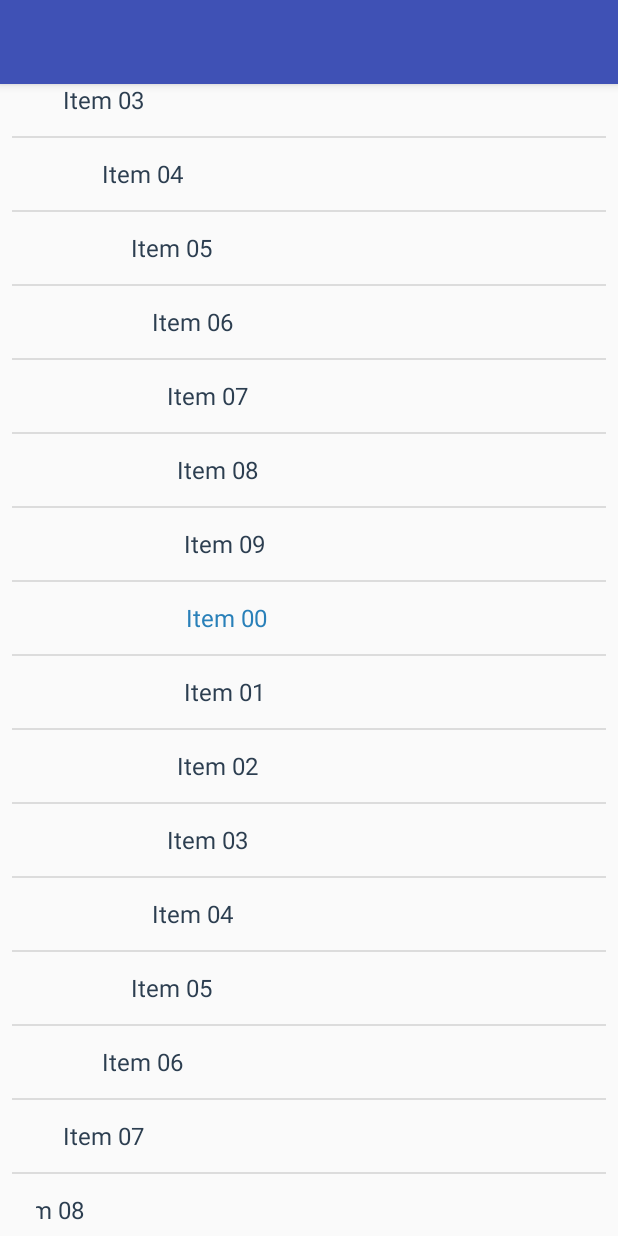
After one commit to sairam9999/SOS, an Android app: the CartActivity screen opened directly, with no data from a screen before it, on a phone screen of 412 x 824 dp. The commit adds this screen. Run offline under Robolectric (Android 15) with nearby library versions, the phone set to English and light mode, and no system bars.

Commit message:
CustomListView

```diff
--- a/app/build.gradle
+++ b/app/build.gradle
@@ -22,6 +22,7 @@ dependencies {
     implementation fileTree(dir: 'libs', include: ['*.jar'])
     implementation 'com.android.support:appcompat-v7:26.1.0'
     implementation 'com.android.support.constraint:constraint-layout:1.1.0'
+    implementation 'com.android.support:design:26.1.0'
     testImplementation 'junit:junit:4.12'
     androidTestImplementation 'com.android.support.test:runner:1.0.2'
     androidTestImplementation 'com.android.support.test.espresso:espresso-core:3.0.2'
--- /dev/null
+++ b/app/src/main/java/com/example/sairam/smartslateos/CartActivity.java
@@ -0,0 +1,89 @@
+package com.example.sairam.smartslateos;
+
+import android.os.Bundle;
+import android.support.design.widget.FloatingActionButton;
+import android.support.design.widget.Snackbar;
+import android.support.v7.app.AppCompatActivity;
+import android.support.v7.widget.Toolbar;
+import android.view.Display;
+import android.view.Menu;
+import android.view.MenuItem;
+import android.view.View;
+import android.widget.ArrayAdapter;
+import android.widget.TextView;
+
+public class CartActivity extends AppCompatActivity {
+
+
+    private CircularListView mCircularListView;
+    private boolean mIsAdapterDirty = true;
+
+    @Override
+    protected void onCreate(Bundle savedInstanceState) {
+        super.onCreate(savedInstanceState);
+        setContentView(R.layout.activity_cart);
+
+        mCircularListView = (CircularListView) findViewById(R.id.circularListView);
+
+        ArrayAdapter<String> listAdapter = new ArrayAdapter<String>(this, android.R.layout.simple_list_item_1);
+        for (int i = 0; i < 10; i++) {
+            listAdapter.add(String.format("Item %02d", i));
+        }
+
+        Display display = getWindowManager().getDefaultDisplay();
+        mCircularListView.setRadius(Math.min(300, display.getWidth() / 2));
+        mCircularListView.setAdapter(listAdapter);
+        mCircularListView.scrollFirstItemToCenter();
+
+        mCircularListView.setCircularListViewListener(new CircularListViewListener() {
+            @Override
+            public void onCircularLayoutFinished(CircularListView circularListView, int firstVisibleItem, int visibleItemCount, int totalItemCount) {
+
+                refreshCircular();
+            }
+        });
+    }
+
+    void refreshCircular() {
+        if (mIsAdapterDirty) {
+            mCircularListView.scrollFirstItemToCenter();
+            mIsAdapterDirty = false;
+        }
+
+        TextView centerView = (TextView) mCircularListView.getCentralChild();
+
+        if (centerView != null) {
+            centerView.setTextColor(getResources().getColor(R.color.center_text));
+        }
+        for (int i = 0; i < mCircularListView.getChildCount(); i++) {
+            TextView view = (TextView) mCircularListView.getChildAt(i);
+            if (view != null && view != centerView) {
+                view.setTextColor(getResources().getColor(R.color.default_text));
+            }
+        }
+    }
+
+    @Override
+    public boolean onCreateOptionsMenu(Menu menu) {
+        // Inflate the menu; this adds items to the action bar if it is present.
+        getMenuInflater().inflate(R.menu.main, menu);
+        return true;
+    }
+
+    @Override
+    public boolean onOptionsItemSelected(MenuItem item) {
+        switch (item.getItemId()) {
+            case R.id.align_right:
+                mCircularListView.setCircularListViewContentAlignment(CircularListViewContentAlignment.Right);
+                return true;
+            case R.id.circler:
+                mCircularListView.setCircularListViewContentAlignment(CircularListViewContentAlignment.None);
+                return true;
+            case R.id.align_left:
+                mCircularListView.setCircularListViewContentAlignment(CircularListViewContentAlignment.Left);
+                return true;
+            default:
+                return false;
+        }
+    }
+}
--- /dev/null
+++ b/app/src/main/java/com/example/sairam/smartslateos/CircularListView.java
@@ -0,0 +1,368 @@
+package com.example.sairam.smartslateos;
+
+import android.annotation.TargetApi;
+import android.content.Context;
+import android.database.DataSetObserver;
+import android.os.Build;
+import android.util.AttributeSet;
+import android.view.KeyEvent;
+import android.view.View;
+import android.view.ViewGroup;
+import android.widget.AbsListView;
+import android.widget.ListAdapter;
+import android.widget.ListView;
+
+public class CircularListView extends ListView implements AbsListView.OnScrollListener {
+
+    private static final String TAG = CircularListView.class.getSimpleName();
+
+    private static final int REPEAT_COUNT = 3;
+
+    private int mItemHeight = 0;
+
+    private CircularListViewListener mCircularListViewListener;
+
+    private InfiniteListAdapter mInfiniteListAdapter;
+
+    private boolean mEnableInfiniteScrolling = true;
+
+    private CircularListViewContentAlignment mCircularListViewContentAlignment = CircularListViewContentAlignment.Left;
+
+    private double mRadius = -1;
+
+    private int mSmoothScrollDuration = 80;
+
+    public CircularListView(Context context) {
+        this(context, null);
+    }
+
+    public CircularListView(Context context, AttributeSet attrs) {
+        this(context, attrs, android.R.attr.listViewStyle);
+    }
+
+    public CircularListView(Context context, AttributeSet attrs, int defStyle) {
+        super(context, attrs, defStyle);
+
+        setOnScrollListener(this);
+        setClipChildren(false);
+        setEnableInfiniteScrolling(true);
+    }
+
+    public void setAdapter(ListAdapter adapter) {
+        mInfiniteListAdapter = new InfiniteListAdapter(adapter);
+        mInfiniteListAdapter.setEnableInfiniteScrolling(mEnableInfiniteScrolling);
+        super.setAdapter(mInfiniteListAdapter);
+    }
+
+    public CircularListViewListener getCircularListViewListener() {
+        return mCircularListViewListener;
+    }
+
+    public void setCircularListViewListener(CircularListViewListener circularListViewListener) {
+        this.mCircularListViewListener = circularListViewListener;
+    }
+
+    public void setEnableInfiniteScrolling(boolean enableInfiniteScrolling) {
+        mEnableInfiniteScrolling = enableInfiniteScrolling;
+        if (mInfiniteListAdapter != null) {
+            mInfiniteListAdapter.setEnableInfiniteScrolling(enableInfiniteScrolling);
+        }
+        if (mEnableInfiniteScrolling) {
+            setHorizontalScrollBarEnabled(false);
+            setVerticalScrollBarEnabled(false);
+        }
+    }
+
+    public CircularListViewContentAlignment getCircularListViewContentAlignment() {
+        return mCircularListViewContentAlignment;
+    }
+
+    public void setCircularListViewContentAlignment(
+            CircularListViewContentAlignment circularListViewContentAlignment) {
+        if (mCircularListViewContentAlignment != circularListViewContentAlignment) {
+            mCircularListViewContentAlignment = circularListViewContentAlignment;
+            requestLayout();
+        }
+    }
+
+    public double getRadius() {
+        return mRadius;
+    }
+
+    public void setRadius(double radius) {
+        if (this.mRadius != radius) {
+            this.mRadius = radius;
+            requestLayout();
+        }
+    }
+
+    public int getCentralPosition() {
+        double vCenterPos = getHeight() / 2.0f;
+        for (int i = 0; i < getChildCount(); i++) {
+            View child = getChildAt(i);
+            if (child != null) {
+                if (child.getTop() <= vCenterPos
+                        && child.getTop() + child.getHeight() >= vCenterPos) {
+                    return getFirstVisiblePosition() + i;
+                }
+            }
+        }
+        return -1;
+    }
+
+    public View getCentralChild() {
+        int pos = getCentralPosition();
+        if (pos != -1) {
+            return getChildAt(pos - getFirstVisiblePosition());
+        }
+        return null;
+    }
+
+    public void scrollFirstItemToCenter() {
+        if (!mEnableInfiniteScrolling) {
+            return;
+        }
+
+        int realTotalItemCount = mInfiniteListAdapter.getRealCount();
+        if (realTotalItemCount > 0) {
+            setSelectionFromTop(realTotalItemCount, getBaseCentralChildTop());
+        }
+    }
+
+    public int getBaseCentralChildTop() {
+        int itemHeight  = getItemHeight();
+        if (itemHeight > 0) {
+            return getHeight() / 2 - itemHeight / 2;
+        }
+        return 0;
+    }
+
+    public int getItemHeight() {
+        if (mItemHeight == 0) {
+            View child = getChildAt(0);
+            if (child != null) {
+                mItemHeight = child.getHeight();
+            }
+        }
+        return mItemHeight;
+    }
+
+    public void setSelectionAndMoveToCenter(int position) {
+        if (!mEnableInfiniteScrolling) {
+            return;
+        }
+
+        int realTotalItemCount = mInfiniteListAdapter.getRealCount();
+        if (realTotalItemCount == 0) {
+            return;
+        }
+
+        position = position % realTotalItemCount;
+        int centralPosition = getCentralPosition() % realTotalItemCount;
+
+        int y = getBaseCentralChildTop();
+        if (centralPosition == position) {
+            View centralView = getCentralChild();
+            y = centralView.getTop();
+        }
+        setSelectionFromTop(position + realTotalItemCount, y);
+    }
+
+    @TargetApi(Build.VERSION_CODES.FROYO)
+    @Override
+    public boolean dispatchKeyEvent(KeyEvent event) {
+        if (mEnableInfiniteScrolling) {
+            if (event.getAction() == KeyEvent.ACTION_DOWN) {
+                switch (event.getKeyCode()) {
+                    case KeyEvent.KEYCODE_DPAD_UP:
+                        if (Build.VERSION.SDK_INT >= Build.VERSION_CODES.FROYO) {
+                            smoothScrollBy(mItemHeight, mSmoothScrollDuration);
+                            return true;
+                        }
+                        break;
+                    case KeyEvent.KEYCODE_DPAD_DOWN:
+                        if (Build.VERSION.SDK_INT >= Build.VERSION_CODES.FROYO) {
+                            smoothScrollBy(-mItemHeight, mSmoothScrollDuration);
+                            return true;
+                        }
+                        break;
+                    default:
+                        break;
+
+                }
+            }
+        }
+        return super.dispatchKeyEvent(event);
+    }
+
+    @Override
+    public void onScrollStateChanged(AbsListView view, int scrollState) {
+        if (scrollState == SCROLL_STATE_IDLE) {
+            if (!isInTouchMode()) {
+                setSelectionAndMoveToCenter(getCentralPosition());
+            }
+        }
+    }
+
+    @Override
+    public void onScroll(AbsListView view, int firstVisibleItem, int visibleItemCount,
+                         int totalItemCount) {
+        if (!mEnableInfiniteScrolling) {
+            return;
+        }
+
+        View itemView = this.getChildAt(0);
+        if (itemView == null) {
+            return;
+        }
+
+        int realTotalItemCount = mInfiniteListAdapter.getRealCount();
+        if (realTotalItemCount == 0) {
+            return;
+        }
+
+        if (mItemHeight == 0) {
+            mItemHeight = itemView.getHeight();
+        }
+
+        if (firstVisibleItem == 0) {
+            // scroll one unit
+            this.setSelectionFromTop(realTotalItemCount, itemView.getTop());
+        }
+
+        if (totalItemCount == firstVisibleItem + visibleItemCount) {
+            // back one unit
+            this.setSelectionFromTop(firstVisibleItem - realTotalItemCount,
+                    itemView.getTop());
+        }
+
+        if (mCircularListViewContentAlignment != CircularListViewContentAlignment.None) {
+
+            double viewHalfHeight = view.getHeight() / 2.0f;
+
+            double vRadius = view.getHeight();
+            double hRadius = view.getWidth();
+
+            double yRadius = (view.getHeight() + mItemHeight) / 2.0f;
+            double xRadius = (vRadius < hRadius) ? vRadius : hRadius;
+            if (mRadius > 0) {
+                xRadius = mRadius;
+            }
+
+            for (int i = 0; i < visibleItemCount; i++) {
+                itemView = this.getChildAt(i);
+                if (itemView != null) {
+                    double y = Math.abs(viewHalfHeight - (itemView.getTop() + (itemView.getHeight() / 2.0f)));
+                    y = Math.min(y, yRadius);
+                    double angle = Math.asin(y / yRadius);
+                    double x = xRadius * Math.cos(angle);
+
+                    if (mCircularListViewContentAlignment == CircularListViewContentAlignment.Left) {
+//                        x -= xRadius;
+                        x = xRadius / 2 - x;
+                    } else {
+//                        x = xRadius / 2 - x;
+                        x -= xRadius;
+                    }
+                    itemView.scrollTo((int) x, 0);
+                }
+            }
+        } else {
+            for (int i = 0; i < visibleItemCount; i++) {
+                itemView = this.getChildAt(i);
+                if (itemView != null) {
+                    itemView.scrollTo(0, 0);
+                }
+            }
+        }
+
+        if (mCircularListViewListener != null) {
+            mCircularListViewListener.onCircularLayoutFinished(this, firstVisibleItem, visibleItemCount, totalItemCount);
+        }
+    }
+
+    class InfiniteListAdapter implements ListAdapter {
+
+        private boolean mEnableInfiniteScrolling = true;
+
+        private ListAdapter mCoreAdapter;
+
+        public InfiniteListAdapter(ListAdapter coreAdapter) {
+            mCoreAdapter = coreAdapter;
+        }
+
+        private void setEnableInfiniteScrolling(boolean enableInfiniteScrolling) {
+            mEnableInfiniteScrolling = enableInfiniteScrolling;
+        }
+
+        public int getRealCount() {
+            return mCoreAdapter.getCount();
+        }
+
+        public int positionToIndex(int position) {
+            int count = mCoreAdapter.getCount();
+            return (count == 0) ? 0 : position % count;
+        }
+
+        @Override
+        public void registerDataSetObserver(DataSetObserver observer) {
+            mCoreAdapter.registerDataSetObserver(observer);
+        }
+
+        @Override
+        public void unregisterDataSetObserver(DataSetObserver observer) {
+            mCoreAdapter.unregisterDataSetObserver(observer);
+        }
+
+        @Override
+        public int getCount() {
+            int count = mCoreAdapter.getCount();
+            return (mEnableInfiniteScrolling) ? count * REPEAT_COUNT : count;
+        }
+
+        @Override
+        public Object getItem(int position) {
+            return mCoreAdapter.getItem(this.positionToIndex(position));
+        }
+
+        @Override
+        public long getItemId(int position) {
+            return mCoreAdapter.getItemId(this.positionToIndex(position));
+        }
+
+        @Override
+        public boolean hasStableIds() {
+            return mCoreAdapter.hasStableIds();
+        }
+
+        @Override
+        public View getView(int position, View convertView, ViewGroup parent) {
+            return mCoreAdapter.getView(this.positionToIndex(position), convertView, parent);
+        }
+
+        @Override
+        public int getItemViewType(int position) {
+            return mCoreAdapter.getItemViewType(this.positionToIndex(position));
+        }
+
+        @Override
+        public int getViewTypeCount() {
+            return mCoreAdapter.getViewTypeCount();
+        }
+
+        @Override
+        public boolean isEmpty() {
+            return mCoreAdapter.isEmpty();
+        }
+
+        @Override
+        public boolean areAllItemsEnabled() {
+            return mCoreAdapter.areAllItemsEnabled();
+        }
+
+        @Override
+        public boolean isEnabled(int position) {
+            return mCoreAdapter.isEnabled(this.positionToIndex(position));
+        }
+    }
+}
--- /dev/null
+++ b/app/src/main/java/com/example/sairam/smartslateos/CircularListViewListener.java
@@ -0,0 +1,8 @@
+package com.example.sairam.smartslateos;
+
+public interface CircularListViewListener {
+    void onCircularLayoutFinished(CircularListView circularListView,
+                                  int firstVisibleItem,
+                                  int visibleItemCount,
+                                  int totalItemCount);
+}
--- /dev/null
+++ b/app/src/main/res/layout/activity_cart.xml
@@ -0,0 +1,26 @@
+<?xml version="1.0" encoding="utf-8"?>
+<android.support.design.widget.CoordinatorLayout xmlns:android="http://schemas.android.com/apk/res/android"
+    xmlns:app="http://schemas.android.com/apk/res-auto"
+    xmlns:tools="http://schemas.android.com/tools"
+    android:layout_width="match_parent"
+    android:layout_height="match_parent"
+    tools:context=".CartActivity">
+
+    <android.support.design.widget.AppBarLayout
+        android:layout_width="match_parent"
+        android:layout_height="wrap_content"
+        android:theme="@style/AppTheme.AppBarOverlay">
+
+        <android.support.v7.widget.Toolbar
+            android:id="@+id/toolbar"
+            android:layout_width="match_parent"
+            android:layout_height="?attr/actionBarSize"
+            android:background="?attr/colorPrimary"
+            app:popupTheme="@style/AppTheme.PopupOverlay" />
+
+    </android.support.design.widget.AppBarLayout>
+
+    <include layout="@layout/content_cart" />
+
+
+</android.support.design.widget.CoordinatorLayout>
--- a/app/src/main/res/layout/activity_main.xml
+++ b/app/src/main/res/layout/activity_main.xml
@@ -100,6 +100,7 @@
                 android:layout_width="wrap_content"
                 android:layout_height="wrap_content"
                 android:src="@drawable/chat"
+                android:id="@+id/cart"
 
                 />
 
--- /dev/null
+++ b/app/src/main/res/layout/content_cart.xml
@@ -0,0 +1,18 @@
+<RelativeLayout xmlns:android="http://schemas.android.com/apk/res/android"
+    xmlns:tools="http://schemas.android.com/tools"
+    android:layout_width="match_parent"
+    android:layout_height="match_parent"
+    android:paddingLeft="@dimen/activity_horizontal_margin"
+    android:paddingRight="@dimen/activity_horizontal_margin"
+    android:paddingTop="@dimen/activity_vertical_margin"
+    android:paddingBottom="@dimen/activity_vertical_margin"
+    tools:context="com.example.sairam.smartslateos.CartActivity">
+
+    <com.example.sairam.smartslateos.CircularListView
+        android:layout_width="wrap_content"
+        android:layout_height="wrap_content"
+        android:id="@+id/circularListView"
+        android:layout_centerHorizontal="true"
+        android:layout_alignParentBottom="true"
+        android:layout_alignParentTop="true"/>
+</RelativeLayout>
--- /dev/null
+++ b/app/src/main/res/menu/main.xml
@@ -0,0 +1,17 @@
+<menu xmlns:android="http://schemas.android.com/apk/res/android">
+    <item android:id="@+id/align_left"
+        android:title="@string/menu_align_left"
+        android:orderInCategory="100"/>
+        <!--android:showAsAction="never" -->
+
+    <item android:id="@+id/circler"
+        android:title="@string/menu_circler"
+        android:orderInCategory="100"/>
+        <!--android:showAsAction="never" -->
+
+    <item android:id="@+id/align_right"
+        android:title="@string/menu_align_right"
+        android:orderInCategory="100"/>
+        <!--android:showAsAction="never" -->
+
+</menu>
--- a/app/src/main/res/values/colors.xml
+++ b/app/src/main/res/values/colors.xml
@@ -3,4 +3,6 @@
     <color name="colorPrimary">#3F51B5</color>
     <color name="colorPrimaryDark">#303F9F</color>
     <color name="colorAccent">#FF4081</color>
+    <color name="default_text">#2c3e50</color>
+    <color name="center_text">#2980b9</color>
 </resources>
--- /dev/null
+++ b/app/src/main/res/values/dimens.xml
@@ -0,0 +1,3 @@
+<resources>
+    <dimen name="fab_margin">16dp</dimen>
+</resources>
--- a/app/src/main/res/values/strings.xml
+++ b/app/src/main/res/values/strings.xml
@@ -1,3 +1,7 @@
 <resources>
     <string name="app_name">SmartSlateOS</string>
+    <string name="title_activity_cart">CartActivity</string>
+    <string name="menu_circler">Circler</string>
+    <string name="menu_align_left">LeftAlign</string>
+    <string name="menu_align_right">RightAlign</string>
 </resources>
--- a/app/src/main/res/values/styles.xml
+++ b/app/src/main/res/values/styles.xml
@@ -8,4 +8,13 @@
         <item name="colorAccent">@color/colorAccent</item>
     </style>
 
+    <style name="AppTheme.NoActionBar">
+        <item name="windowActionBar">false</item>
+        <item name="windowNoTitle">true</item>
+    </style>
+
+    <style name="AppTheme.AppBarOverlay" parent="ThemeOverlay.AppCompat.Dark.ActionBar" />
+
+    <style name="AppTheme.PopupOverlay" parent="ThemeOverlay.AppCompat.Light" />
+
 </resources>
```
Also changed, not shown: app/src/main/AndroidManifest.xml (+8 -1 lines), app/src/main/java/com/example/sairam/smartslateos/CircularListViewContentAlignment.java (added, +7 -0 lines), app/src/main/java/com/example/sairam/smartslateos/MainActivity.java (+21 -2 lines).
